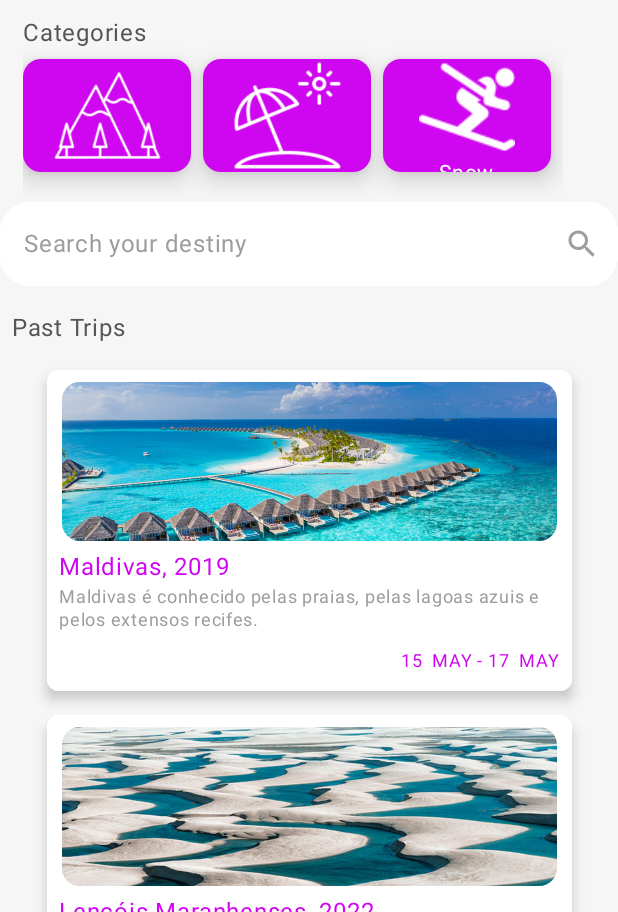
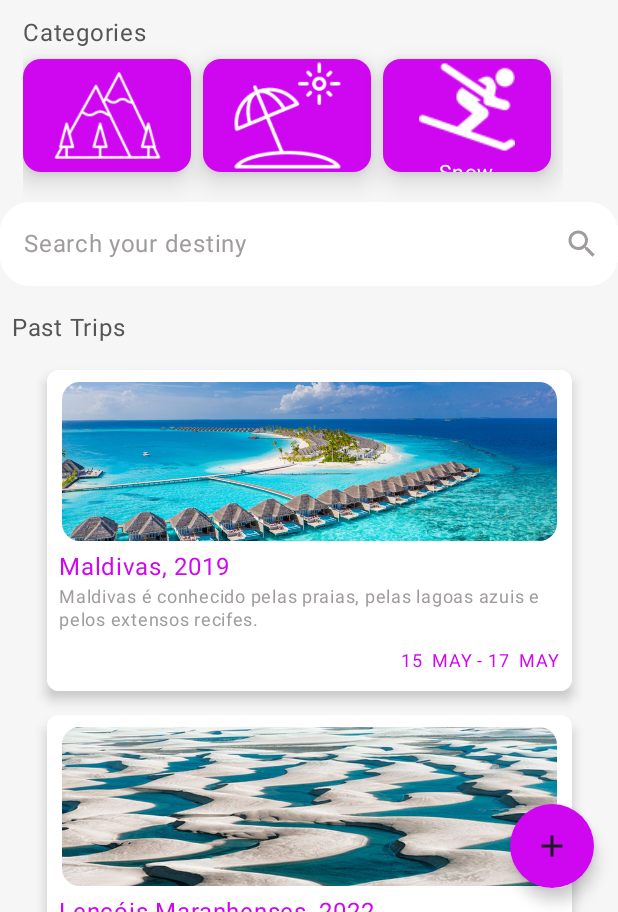
Before and after one commit to M3ND3SZX/myTrip, an Android app built with Jetpack Compose: the HomePage screen opened through its navigation route, on a phone screen of 412 x 824 dp, the part 324-1236 px from its top. Run offline under Robolectric (Android 15) with nearby library versions, the phone set to English and light mode, and no system bars; our stand-ins replace Room's generated code.

```diff
--- /dev/null
+++ b/app/src/main/java/br/senai/sp/jandira/mytrip/dao/CadastroDao.kt
@@ -0,0 +1,25 @@
+package br.senai.sp.jandira.mytrip.dao
+
+import android.provider.ContactsContract.CommonDataKinds.Email
+import androidx.room.Dao
+import androidx.room.Insert
+import androidx.room.Query
+import br.senai.sp.jandira.mytrip.model.Cadastro
+
+@Dao
+interface CadastroDao {
+
+    @Insert
+    fun salvar (cadastro: Cadastro): Long
+
+    @Query("SELECT * FROM tbl_cadastro ORDER BY username ASC")
+    fun listarTodosOsUsuarios(): List<Cadastro>
+
+    @Query(" SELECT * FROM tbl_cadastro WHERE id = :id")
+    fun buscarCadastroPeloId(id:Long): Cadastro
+
+    @Query("SELECT * from tbl_cadastro where email= :email and senha = :senha")
+    fun login(email: String, senha:String): Cadastro?
+
+
+}
--- /dev/null
+++ b/app/src/main/java/br/senai/sp/jandira/mytrip/dao/CadastroDb.kt
@@ -0,0 +1,31 @@
+package br.senai.sp.jandira.mytrip.dao
+
+import android.content.Context
+import androidx.room.Database
+import androidx.room.Room
+import androidx.room.RoomDatabase
+import br.senai.sp.jandira.mytrip.model.Cadastro
+
+@Database(entities = [Cadastro::class], version = 2)
+abstract  class CadastroDb : RoomDatabase() {
+    abstract fun cadastroDao(): CadastroDao
+
+    companion object{
+        private lateinit var instancia: CadastroDb
+        fun getBancoDeDados(context: Context): CadastroDb{
+            instancia = Room
+                .databaseBuilder(
+                    context,
+                    CadastroDb::class.java,
+                    "db_cadastro"
+                )
+                .allowMainThreadQueries()
+                .fallbackToDestructiveMigration()
+                .build()
+
+            return instancia
+
+        }
+
+    }
+}
--- a/app/src/main/java/br/senai/sp/jandira/mytrip/screens/TelaHome.kt
+++ b/app/src/main/java/br/senai/sp/jandira/mytrip/screens/TelaHome.kt
@@ -23,14 +23,17 @@ import androidx.compose.foundation.shape.CircleShape
 import androidx.compose.foundation.shape.RoundedCornerShape
 import androidx.compose.foundation.text.KeyboardOptions
 import androidx.compose.material.icons.Icons
+import androidx.compose.material.icons.filled.Add
 import androidx.compose.material.icons.filled.LocationOn
 import androidx.compose.material.icons.filled.Search
 import androidx.compose.material3.Card
 import androidx.compose.material3.CardDefaults
+import androidx.compose.material3.FloatingActionButton
 import androidx.compose.material3.Icon
 import androidx.compose.material3.IconButton
 import androidx.compose.material3.OutlinedTextField
 import androidx.compose.material3.OutlinedTextFieldDefaults
+import androidx.compose.material3.Scaffold
 import androidx.compose.material3.Surface
 import androidx.compose.material3.Text
 import androidx.compose.runtime.Composable
@@ -42,6 +45,7 @@ import androidx.compose.ui.graphics.Color
 import androidx.compose.ui.layout.ContentScale
 import androidx.compose.ui.platform.LocalContext
 import androidx.compose.ui.res.painterResource
+import androidx.compose.ui.res.stringResource
 import androidx.compose.ui.text.font.FontWeight
 import androidx.compose.ui.text.input.KeyboardCapitalization
 import androidx.compose.ui.unit.dp
@@ -61,6 +65,27 @@ fun HomePage(controleDeNavegacao: NavHostController) {
     var pesquisaState = remember {
         mutableStateOf("")
     }
+
+    Scaffold (
+        floatingActionButton = {
+            FloatingActionButton(
+                onClick = {
+
+            },
+                shape = CircleShape,
+                containerColor = Color(0xffCF06F0)
+            )
+            {
+                Icon(Icons.Default.Add, contentDescription = "Add")
+            }
+        }
+    ) { innerPadding ->
+        Column(
+            modifier = Modifier
+                .padding(innerPadding),
+            verticalArrangement = Arrangement.spacedBy(16.dp),
+        ) {
+
             Column(
                 modifier = Modifier
                     .fillMaxSize()
@@ -99,13 +124,13 @@ fun HomePage(controleDeNavegacao: NavHostController) {
                                         .size(20.dp)
                                 )
                                 Text(
-                            text = "You're in Paris",
+                                    text = stringResource(id = R.string.locale),
                                     color = Color.White
                                 )
                             }
 
                             Text(
-                        text = "My Trips",
+                                text = stringResource(id = R.string.title),
                                 color = Color.White,
                                 fontWeight = FontWeight.ExtraBold,
                                 fontSize = 24.sp
@@ -147,7 +172,7 @@ fun HomePage(controleDeNavegacao: NavHostController) {
                     horizontalAlignment = Alignment.Start
                 ) {
                     Text(
-                text = "Categories",
+                        text = stringResource(id = R.string.categories),
                         color = Color(0xff565454),
                         fontWeight = FontWeight(400)
                     )
@@ -171,7 +196,7 @@ fun HomePage(controleDeNavegacao: NavHostController) {
                                     modifier = Modifier.fillMaxSize()
                                 ) {
                                     Image(
-                                painter = if(it.imagem == null) painterResource(id = R.drawable.no_image) else it.imagem!!,
+                                        painter = if (it.imagem == null) painterResource(id = R.drawable.no_image) else it.imagem!!,
                                         contentDescription = ""
                                     )
 
@@ -206,7 +231,7 @@ fun HomePage(controleDeNavegacao: NavHostController) {
                     ),
                     placeholder = {
                         Text(
-                        text = "Search your destiny",
+                            text = stringResource(id = R.string.search),
                             color = Color(0xffA09C9C)
                         )
                     },
@@ -222,10 +247,10 @@ fun HomePage(controleDeNavegacao: NavHostController) {
                 )
                 Spacer(modifier = Modifier.height(8.dp))
                 Text(
-                text = "Past Trips",
+                    text = stringResource(id = R.string.past_trips),
                     color = Color(0xff565454),
                     fontWeight = FontWeight(400),
-                modifier = Modifier .padding(8.dp)
+                    modifier = Modifier.padding(8.dp)
                 )
 
                 LazyColumn() {
@@ -257,10 +282,10 @@ fun HomePage(controleDeNavegacao: NavHostController) {
                                     ) {
                                         Surface {
                                             Image(
-                                            painter = if(it.imagem == null) painterResource(id = R.drawable.no_image) else it.imagem!!,
+                                                painter = if (it.imagem == null) painterResource(id = R.drawable.no_image) else it.imagem!!,
                                                 contentDescription = "",
                                                 contentScale = ContentScale.Crop,
-                                            modifier = Modifier .fillMaxSize()
+                                                modifier = Modifier.fillMaxSize()
 
                                             )
                                         }
@@ -279,7 +304,7 @@ fun HomePage(controleDeNavegacao: NavHostController) {
                                         )
 
                                         Text(
-                                        text = it.descricao ,
+                                            text = it.descricao,
                                             fontSize = 12.sp,
                                             color = Color(0xffA09C9C),
                                             lineHeight = 15.sp
@@ -292,7 +317,11 @@ fun HomePage(controleDeNavegacao: NavHostController) {
                                         horizontalArrangement = Arrangement.End
                                     ) {
                                         Text(
-                                        text = "${simplificarData(it.dataChegada)} - ${simplificarData(it.dataPartida)}",
+                                            text = "${simplificarData(it.dataChegada)} - ${
+                                                simplificarData(
+                                                    it.dataPartida
+                                                )
+                                            }",
                                             color = Color(0xffCF06F0),
                                             fontSize = 12.sp,
                                             fontWeight = FontWeight(400)
@@ -313,3 +342,5 @@ fun HomePage(controleDeNavegacao: NavHostController) {
 
             }
         }
+    }
+    }
--- a/app/src/main/java/br/senai/sp/jandira/mytrip/screens/TelaLogin.kt
+++ b/app/src/main/java/br/senai/sp/jandira/mytrip/screens/TelaLogin.kt
@@ -1,5 +1,6 @@
 package br.senai.sp.jandira.mytrip.screens
 
+import android.provider.ContactsContract.CommonDataKinds.Email
 import androidx.compose.foundation.background
 import androidx.compose.foundation.clickable
 import androidx.compose.foundation.layout.Arrangement
@@ -33,6 +34,8 @@ import androidx.compose.runtime.remember
 import androidx.compose.ui.Alignment
 import androidx.compose.ui.Modifier
 import androidx.compose.ui.graphics.Color
+import androidx.compose.ui.platform.LocalContext
+import androidx.compose.ui.res.stringResource
 import androidx.compose.ui.text.font.FontWeight
 import androidx.compose.ui.text.input.KeyboardCapitalization
 import androidx.compose.ui.text.input.KeyboardType
@@ -42,13 +45,15 @@ import androidx.compose.ui.text.style.TextAlign
 import androidx.compose.ui.unit.dp
 import androidx.compose.ui.unit.sp
 import androidx.navigation.NavHostController
+import br.senai.sp.jandira.mytrip.R
+import br.senai.sp.jandira.mytrip.repository.CadastroRepository
 
 @Composable
 
 
 fun MytripLogin (controleDeNavegacao: NavHostController) {
 
-    var userNameState = remember {
+    var emailState = remember {
         mutableStateOf("")
     }
 
@@ -63,7 +68,7 @@ fun MytripLogin (controleDeNavegacao: NavHostController) {
     var messageErrorState = remember {
         mutableStateOf("")
     }
-
+    val cr = CadastroRepository(LocalContext.current)
     Column {
         Card(
             modifier = Modifier
@@ -78,28 +83,28 @@ fun MytripLogin (controleDeNavegacao: NavHostController) {
                 .padding(start = 25.dp, top = 160.dp)
         ) {
             Text(
-                text = "Login",
+                text = stringResource(id = R.string.login),
                 color = Color(0xffCF06F0),
                 fontSize = 48.sp,
                 fontWeight = FontWeight.ExtraBold,
 
                 )
             Text(
-                text = "Please sign in to continue.",
+                text = stringResource(id = R.string.text_login),
                 color = Color(0xffA09C9C)
             )
         }
 
         Spacer(modifier = Modifier .padding(30.dp))
         OutlinedTextField(
-            value = userNameState.value,
+            value = emailState.value,
             onValueChange = {
-                userNameState.value = it
+                emailState.value = it
             },
             isError = isErrorState.value,
             shape = RoundedCornerShape(16.dp),
             label = {
-                Text(text = "email")
+                Text(text = stringResource(id = R.string.email))
             },
             modifier = Modifier
                 .align(Alignment.CenterHorizontally)
@@ -134,7 +139,7 @@ fun MytripLogin (controleDeNavegacao: NavHostController) {
             visualTransformation = PasswordVisualTransformation(),
             shape = RoundedCornerShape(16.dp),
             label = {
-                Text(text = "password")
+                Text(text = stringResource(id = R.string.password))
             },
             keyboardOptions = KeyboardOptions(
                 keyboardType = KeyboardType.Password,
@@ -165,14 +170,15 @@ fun MytripLogin (controleDeNavegacao: NavHostController) {
 
         ) {
             Text(text = messageErrorState.value,
-                color = Color.Red,
-
+                color = Color.Red
             )
             }
 
         Spacer(modifier = Modifier .padding(10.dp))
         Button(onClick = {
-            if (userNameState.value == "mendes@mendes" && senhaState.value == "1234"){
+
+            val (usuarioEncontrado, dadosUsuario) = cr.login(emailState.value, senhaState.value)
+            if (usuarioEncontrado){
             controleDeNavegacao.navigate("home")
         } else{
             isErrorState.value = true
@@ -187,7 +193,7 @@ fun MytripLogin (controleDeNavegacao: NavHostController) {
 
         ) {
             Text(
-                text = "SING IN",
+                text = stringResource(id = R.string.sing_in),
                 fontWeight = FontWeight.ExtraBold
             )
             Spacer(modifier = Modifier.width(10.dp))
@@ -209,13 +215,15 @@ fun MytripLogin (controleDeNavegacao: NavHostController) {
 
             Text(
                 modifier = Modifier,
-                text = "Don’t have an account?  ",
+                text = stringResource(id = R.string.text_sing_up),
                 color = Color(0xFFA09C9C)
             )
+            Spacer(modifier = Modifier.width(12.dp))
             Text(
-                modifier = Modifier.padding(end = 25.dp)
+                modifier = Modifier
+                    .padding(end = 25.dp)
                     .clickable { controleDeNavegacao.navigate("cadastro") },
-                text = "Sign up",
+                text = stringResource(id = R.string.sing_up),
                 color = Color(0xFFCF06F0),
                 fontWeight = FontWeight.Bold
             )
--- a/app/src/main/res/values/strings.xml
+++ b/app/src/main/res/values/strings.xml
@@ -1,3 +1,20 @@
 <resources>
     <string name="app_name">Mytrip</string>
+    <string name="title">My Trips</string>
+    <string name="sing_up">Sing Up</string>
+    <string name="new_account">Create a new account</string>
+    <string name="username">Username</string>
+    <string name="phone">Phone</string>
+    <string name="email">E-mail</string>
+    <string name="password">Password</string>
+    <string name="over_eighteen">Over 18?</string>
+    <string name="create_account">CREATE ACCOUNT</string>
+    <string name="login">Login</string>
+    <string name="text_login">Please sing in to continue.</string>
+    <string name="sing_in">SING IN</string>
+    <string name="text_sing_up">Don\'t have an account?</string>
+    <string name="categories">Categories</string>
+    <string name="search">Search your destiny</string>
+    <string name="past_trips">Past Trips</string>
+    <string name="locale">You\'re in Paris</string>
 </resources>
```
Also changed, not shown: app/build.gradle.kts (+7 -0 lines), app/src/main/java/br/senai/sp/jandira/mytrip/model/Cadastro.kt (added, +16 -0 lines), app/src/main/java/br/senai/sp/jandira/mytrip/repository/CadastroRepository.kt (added, +25 -0 lines), app/src/main/java/br/senai/sp/jandira/mytrip/screens/TelaCadastro.kt (+25 -12 lines), 1 other file. Lines whose indentation alone changed are shown as unchanged.
